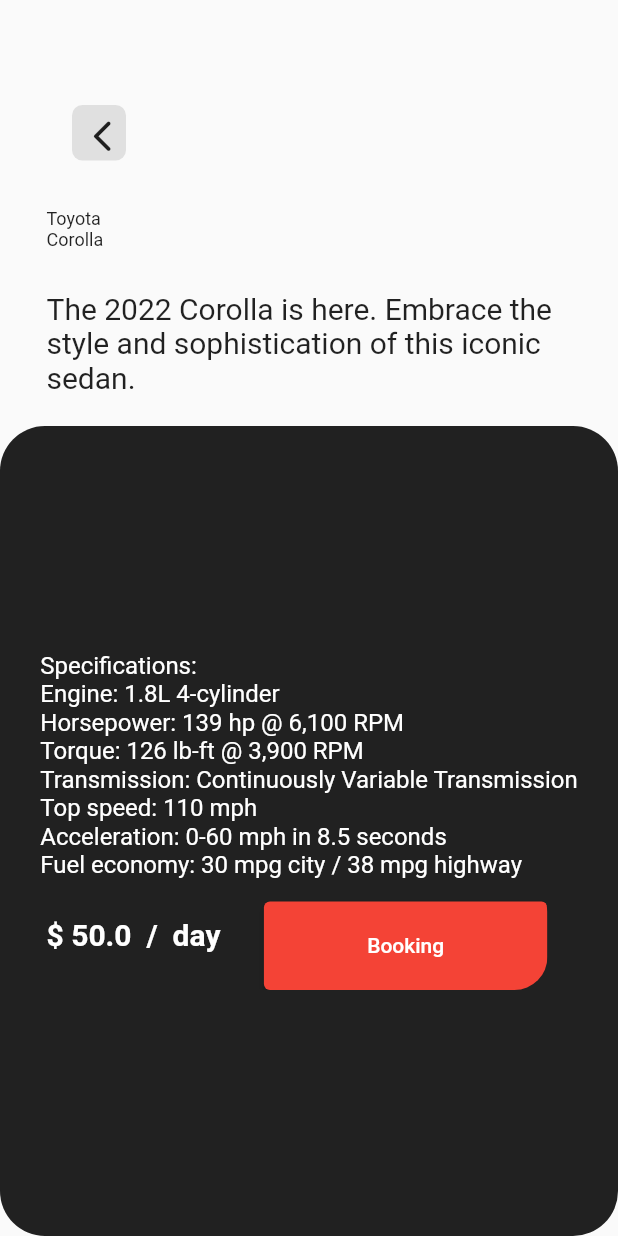
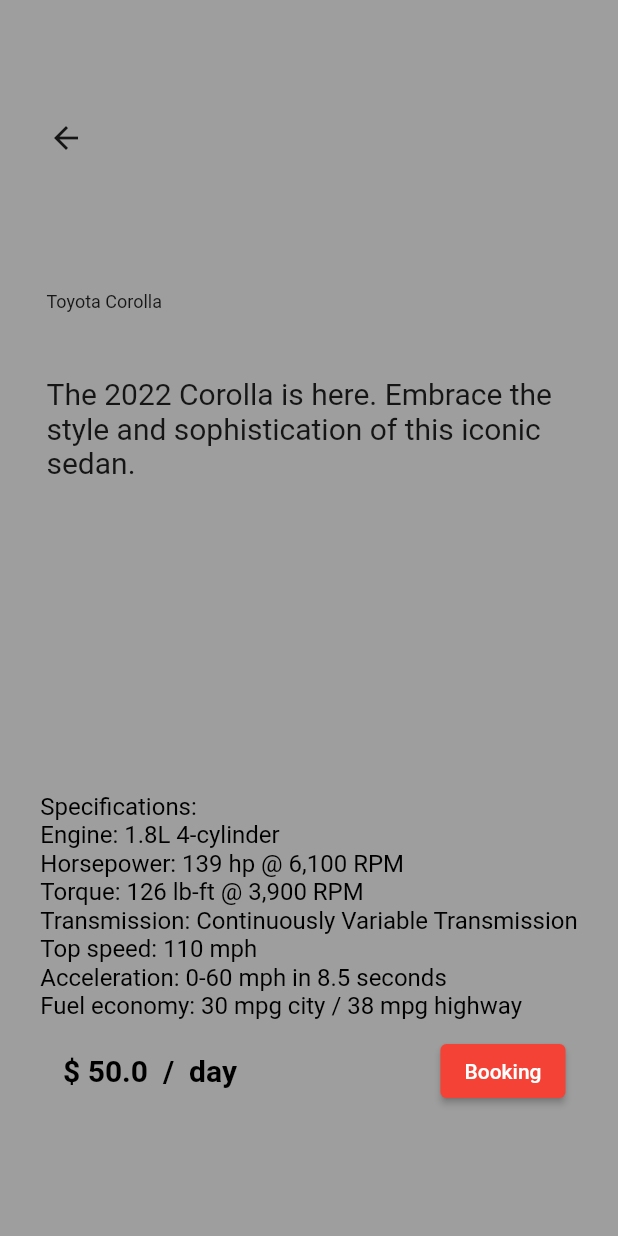
Before and after one commit to MiguelArbelaez0/rent-car, a Flutter app: the HomeScreen screen opened by its route, after a tap on "Corolla", on a phone screen of 412 x 824 dp. Run offline on Flutter 3.47's test engine with Material 2 defaults, Android fonts, the phone set to English and light mode, and no system bars.

```diff
--- a/rent_car/lib/models/brand_cars.dart
+++ b/rent_car/lib/models/brand_cars.dart
@@ -113,7 +113,7 @@ class FordCars {
           'Fuel economy: 27 mpg city / 35 mpg highway'
         ],
       ),
-      image: 'assets/ford-fiesta.png',
+      image: 'assets/ford_fiesta.png',
     ),
     Car(
       brand: 'Ford',
--- a/rent_car/lib/screens/detail_screen.dart
+++ b/rent_car/lib/screens/detail_screen.dart
@@ -18,24 +18,31 @@ class DetailScreen extends StatelessWidget {
   @override
   Widget build(BuildContext context) {
     return Scaffold(
-      body: Column(
+      backgroundColor: Colors.grey,
+      body: SingleChildScrollView(
+        physics: NeverScrollableScrollPhysics(),
+        child: Column(
           children: [
+            SizedBox(
+              height: 42,
+            ),
             Container(
-            decoration: BoxDecoration(
-              color: Colors.grey.shade300,
-              borderRadius: BorderRadius.circular(7),
+              margin: EdgeInsets.only(left: 20),
+              color: Colors.grey,
+              height: 100.0,
+              child: Row(
+                children: [
+                  IconButton(
+                    icon: Icon(Icons.arrow_back),
+                    onPressed: () {
+                      Navigator.pop(context);
+                    },
                   ),
-            width: 36,
-            height: 37,
-            margin: EdgeInsets.only(top: 70, right: 280),
-            child: IconButton(
-                onPressed: () {
-                  Navigator.pushNamed(context, "home");
-                },
-                icon: Icon(
-                  Icons.arrow_back_ios_rounded,
-                  size: 25,
-                )),
+                ],
+              ),
+            ),
+            SizedBox(
+              height: 20,
             ),
             SizedBox(
               height: 32,
@@ -43,43 +50,61 @@ class DetailScreen extends StatelessWidget {
             Container(
               margin: EdgeInsets.only(left: 31, right: 31),
               child: Column(
+                crossAxisAlignment: CrossAxisAlignment.start,
+                mainAxisAlignment: MainAxisAlignment.start,
                 children: [
-                Container(
-                  margin: EdgeInsets.only(right: 282),
-                  child: Text(
+                  Column(
+                    children: [
+                      Row(
+                        children: [
+                          Text(
                             "${car.brand} ${car.model}",
                             style: TextStyle(fontSize: 12),
                             textAlign: TextAlign.start,
                           ),
+                        ],
+                      ),
+                    ],
                   ),
                   SizedBox(
-                  height: 4,
+                    height: 20,
                   ),
-                Text(
+                  Container(
+                    constraints: BoxConstraints(
+                      minHeight: 100,
+                    ),
+                    child: Expanded(
+                      child: SingleChildScrollView(
+                        child: Text(
                           "\n${carDetail.description}",
                           style: TextStyle(fontSize: 20),
+                        ),
+                      ),
+                    ),
                   ),
                 ],
               ),
             ),
             SizedBox(
-            height: 21,
+              height: 190,
             ),
-          Expanded(
-            child: Container(
-              margin: EdgeInsets.only(),
+            Container(
+              height: 299,
+              width: 390,
               decoration: BoxDecoration(
-                color: Colors.grey.shade900,
                 borderRadius: BorderRadius.circular(30),
               ),
               child: Column(
                 children: [
                   SizedBox(
-                    height: 150,
+                    height: 10,
                   ),
                   Text(
                     "Specifications:\n${carDetail.specifications.join("\n")}",
-                    style: TextStyle(fontSize: 16, color: Colors.white),
+                    style: TextStyle(fontSize: 16, color: Colors.black),
+                  ),
+                  SizedBox(
+                    height: 10,
                   ),
                   Row(
                     children: [
@@ -91,17 +116,13 @@ class DetailScreen extends StatelessWidget {
                         style: TextStyle(
                             fontSize: 20,
                             fontWeight: FontWeight.bold,
-                            color: Colors.white),
+                            color: Colors.black),
                       ),
-                      ClipRRect(
-                        borderRadius: BorderRadius.circular(22),
+                      Expanded(
+                        child: Align(
+                          alignment: Alignment.centerRight,
                           child: Container(
-                          margin: EdgeInsets.only(
-                            top: 15,
-                            left: 24,
-                          ),
-                          width: 189,
-                          height: 59,
+                            margin: EdgeInsets.only(right: 24),
                             child: ElevatedButton(
                               style: ButtonStyle(
                                   backgroundColor:
@@ -114,14 +135,15 @@ class DetailScreen extends StatelessWidget {
                               child: Text("Booking"),
                             ),
                           ),
-                      )
+                        ),
+                      ),
                     ],
                   )
                 ],
               ),
             ),
-          )
           ],
+        ),
       ),
     );
   }
```
Also changed, not shown: rent_car/assets/f-150.png, rent_car/assets/ford-fiesta.png (deleted), rent_car/assets/ford_fiesta.png (added), rent_car/assets/onix.png, rent_car/assets/sail.png, rent_car/assets/spark.png, rent_car/assets/tracker.png. Lines whose indentation alone changed are shown as unchanged.
